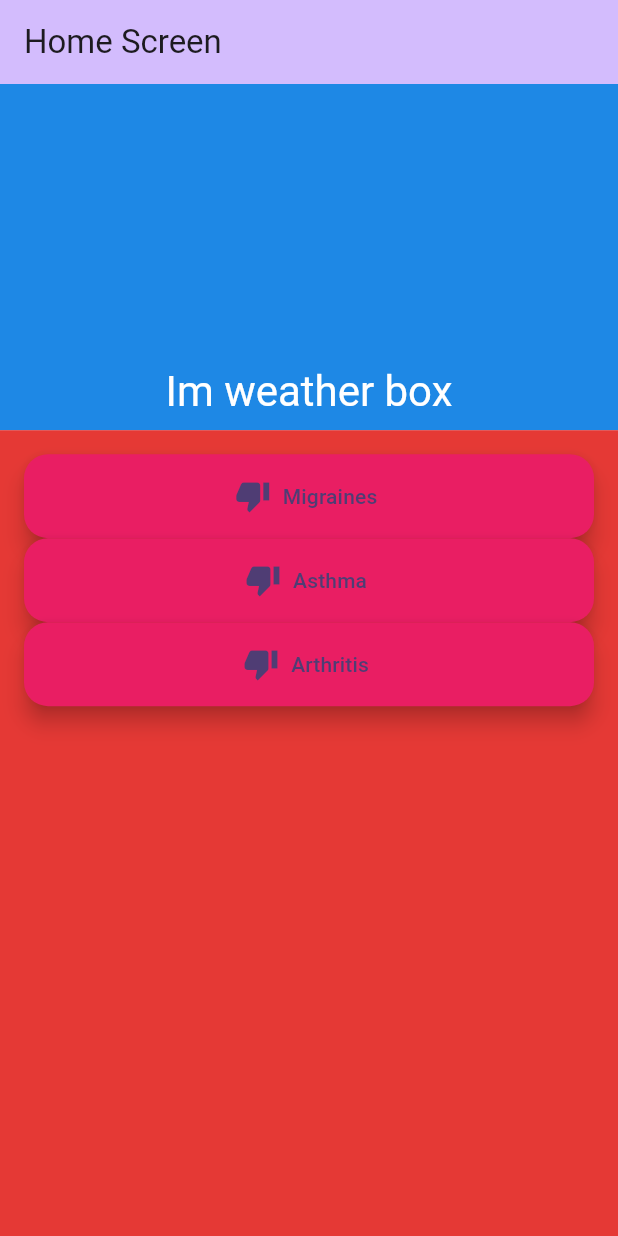
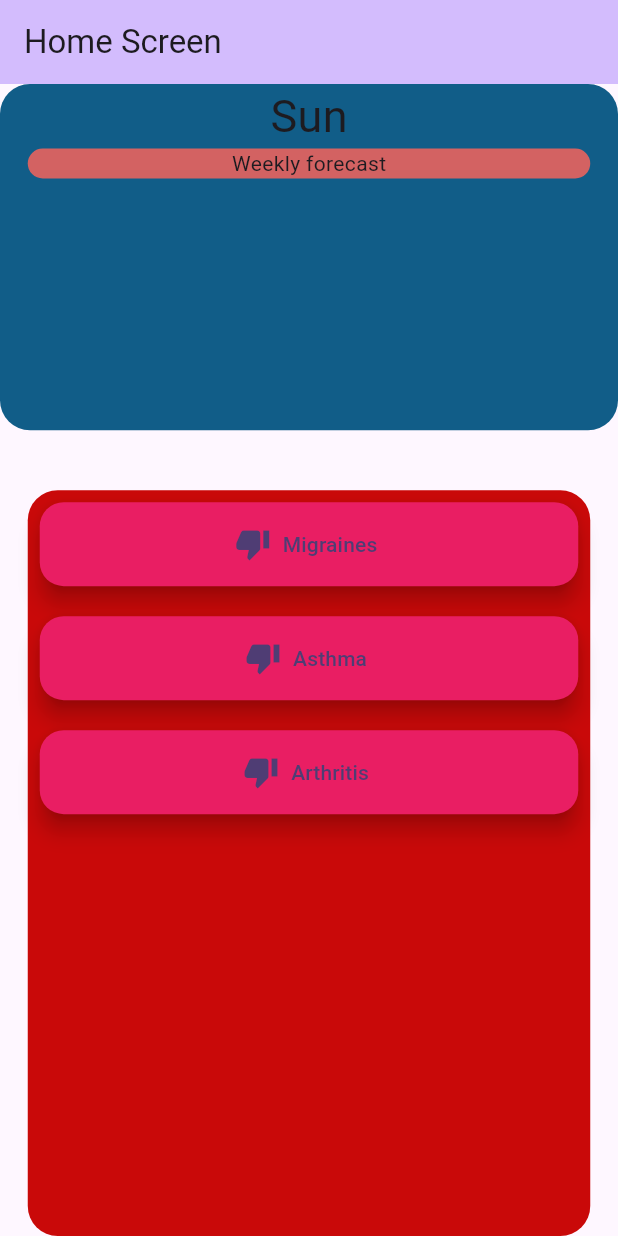
Before and after one commit to Skylar1245/Hack-Ohio-12, a Flutter app: the screen it shows after launch, on a phone screen of 412 x 824 dp. Run offline on Flutter 3.47's test engine with Material 3 defaults, Android fonts, the phone set to English and light mode, and no system bars; our stand-ins replace weather.

Commit message:
rearranging boxes

```diff
--- a/lib/UI Files/homescreen.dart
+++ b/lib/UI Files/homescreen.dart
@@ -7,12 +7,14 @@ class HomeScreen extends StatefulWidget {
   final String title;
 
   @override
-  State<HomeScreen> createState() => _SkeletonState();
+  State<HomeScreen> createState() => _HomeScreenState();
 }
 
-class _SkeletonState extends State<HomeScreen> {
+class _HomeScreenState extends State<HomeScreen> {
   @override
   Widget build(BuildContext context) {
+    Divider divider = Divider(height: 40, color: Colors.transparent);
+    Divider buttonDivider = Divider(height: 20, color: Colors.transparent);
     return Scaffold(
         appBar: AppBar(
           backgroundColor: Theme.of(context).colorScheme.inversePrimary,
@@ -22,26 +24,46 @@ class _SkeletonState extends State<HomeScreen> {
             mainAxisAlignment: MainAxisAlignment.start,
             children: <Widget>[
               Container(
+                  decoration: BoxDecoration(
+                    borderRadius: BorderRadius.circular(
+                        20), // Adjust the radius as needed
+                    color: const Color.fromARGB(255, 17, 93, 136),
+                  ),
                   constraints: BoxConstraints.expand(
                     height:
                         Theme.of(context).textTheme.headlineMedium!.fontSize! *
                                 1.1 +
                             200.0,
                   ),
-                padding: const EdgeInsets.all(8.0),
-                color: Colors.blue[600],
+                  //padding: const EdgeInsets.all(8.0),
                   alignment: Alignment.bottomCenter,
-                child: Text('Im weather box',
-                    style: Theme.of(context)
-                        .textTheme
-                        .headlineMedium!
-                        .copyWith(color: Colors.white)),
+                  width: 375,
+                  child: Column(
+                    children: [
+                      Text('Sun', style: TextStyle(fontSize: 30),),
+                      Container(
+                          decoration: BoxDecoration(
+                            borderRadius: BorderRadius.circular(
+                                20), // Adjust the radius as needed
+                            color: const Color.fromARGB(255, 211, 98, 98),
                           ),
+                          //padding: const EdgeInsets.all(8.0),
+                          alignment: Alignment.center,
+                          width: 375,
+                          child: Text('Weekly forecast'))
+                    ],
+                  )),
+              divider,
               Expanded(
                   child: Container(
-                      padding: const EdgeInsets.all(8.0),
-                      color: Colors.red[600],
+                      decoration: BoxDecoration(
+                        borderRadius: BorderRadius.circular(
+                            20), // Adjust the radius as needed
+                        color: const Color.fromARGB(255, 201, 9, 9),
+                      ),
+                      //padding: const EdgeInsets.all(8.0),
                       alignment: Alignment.bottomCenter,
+                      width: 375,
                       child: ListView(
                           padding: const EdgeInsets.all(8),
                           children: <Widget>[
@@ -60,6 +82,7 @@ class _SkeletonState extends State<HomeScreen> {
                               icon: Icon(Icons.thumb_down),
                               backgroundColor: Colors.pink,
                             ),
+                            buttonDivider,
                             FloatingActionButton.extended(
                               heroTag: "2",
                               onPressed: () {
@@ -75,6 +98,7 @@ class _SkeletonState extends State<HomeScreen> {
                               icon: Icon(Icons.thumb_down),
                               backgroundColor: Colors.pink,
                             ),
+                            buttonDivider,
                             FloatingActionButton.extended(
                               heroTag: "3",
                               onPressed: () {
```
Lines whose indentation alone changed are shown as unchanged.
